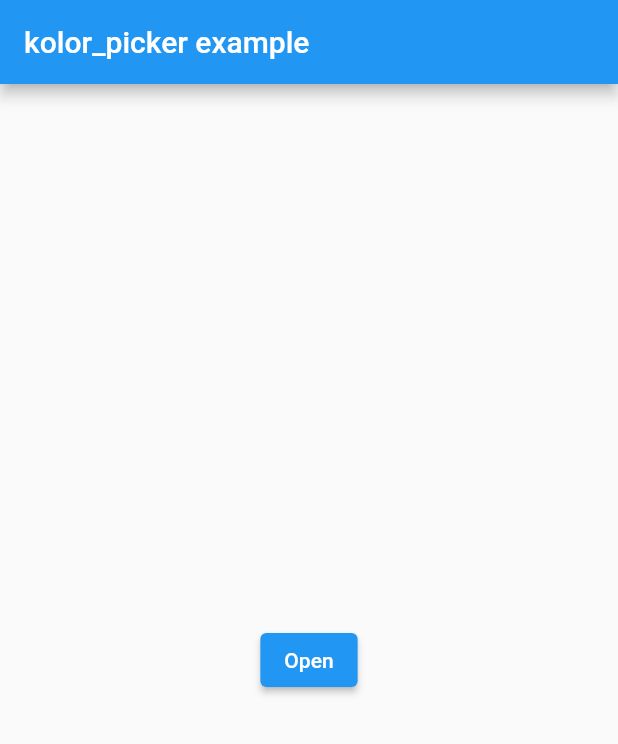
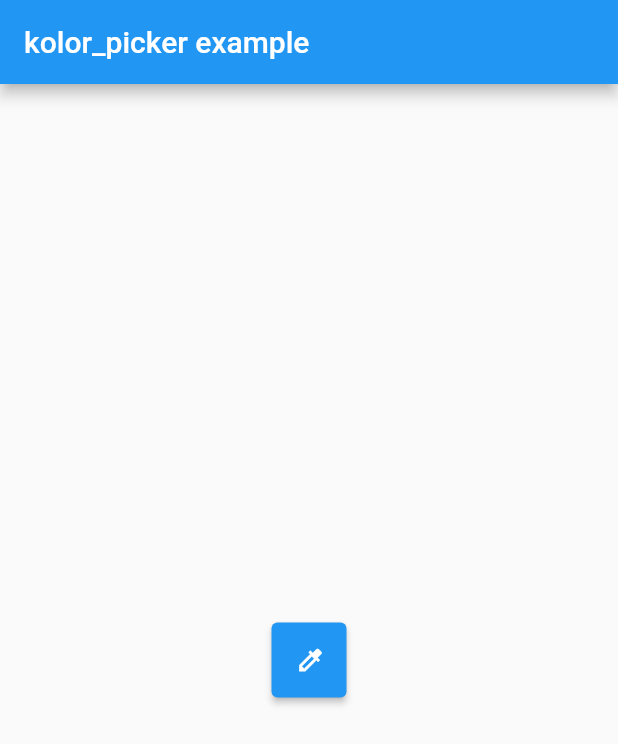
Before and after one commit to kheapps/kolor_picker, a Flutter app: the screen it shows after launch, on a phone screen of 412 x 824 dp. Shown: the top 744 px of the screen. Run offline on Flutter 3.47's test engine with Material 2 defaults, Android fonts, the phone set to English and light mode, and no system bars; missing offline and left inert: dart:ffi.

Commit message:
#13 doc+readme written

```diff
--- a/example/lib/main.dart
+++ b/example/lib/main.dart
@@ -28,7 +28,6 @@ class MyHomePage extends StatefulWidget {
 }
 
 class _MyHomePageState extends State<MyHomePage> {
-  Color _color = Colors.black;
   @override
   Widget build(BuildContext context) {
     return Scaffold(
@@ -36,10 +35,7 @@ class _MyHomePageState extends State<MyHomePage> {
         title: Text(widget.title),
       ),
       body: Center(
-        child: KolorPicker(
-          onComplete: (c) => print("Picked color $c"),
-          initColor: _color,
-        ),
+        child: KolorPicker(onComplete: (c) => print("Picked color $c")),
       ),
     );
   }
--- a/lib/kolor_picker.dart
+++ b/lib/kolor_picker.dart
@@ -5,18 +5,57 @@ import 'package:flutter/material.dart';
 import 'src/picker_modal.dart';
 
 class KolorPicker extends StatelessWidget {
+  /// [KolorPicker] give you the possibility to pick a color RGB values.
+  ///
+  /// It gives you a button that trigger a [BottomSheet] modal in wich
+  /// the user can choose a color. This color can be accessed thank to the
+  /// [onComplete] callback function.
+  ///
+
   const KolorPicker({
     Key? key,
-    this.title,
+    this.width = 50,
+    this.height = 50,
     this.initColor = Colors.black,
+    this.icon,
     this.style,
     @required this.onComplete,
   })  : assert(onComplete != null),
         super(key: key);
 
-  final String? title;
+  /// Set the [width] of the button that trigger the picker.
+  ///
+  final double? width;
+
+  /// Set the [height] of the button that trigger the picker.
+  ///
+  final double? height;
+
+  /// The initial color that is selected
+  ///
+  /// Default value [Colors.black]
+  ///
   final Color initColor;
+
+  /// Set the [icon] of picker button.
+  ///
+  /// Default icon is [Icons.colorize].
+  ///
+  final Icon? icon;
+
+  /// Customize the style of the button that trigger the picker.
+  ///
+  /// Passing a [style] is not required, a default one is already available.
+  ///
   final ButtonStyle? style;
+
+  /// Callback function to return selected color
+  ///
+  /// The [onComplete] function must not be null
+  ///
+  /// Paramaters : [Color c]
+  /// return type void
+  ///
   final void Function(Color)? onComplete;
 
   static const ButtonStyle _defaultStyle = ButtonStyle();
@@ -24,8 +63,20 @@ class KolorPicker extends StatelessWidget {
   @override
   Widget build(BuildContext context) {
     Color _pickedColor = initColor;
-    return ElevatedButton(
-      child: Text(title ?? 'Open'),
+    return Container(
+      width: width,
+      height: height,
+      alignment: Alignment.center,
+      child: ElevatedButton(
+        child: Container(
+          width: double.maxFinite,
+          height: double.maxFinite,
+          child: icon ??
+              Icon(
+                Icons.colorize,
+                size: 20,
+              ),
+        ),
         style: style ?? _defaultStyle,
         onPressed: () {
           showModalBottomSheet(
@@ -46,6 +97,7 @@ class KolorPicker extends StatelessWidget {
             ..onError((e, stackTrace) => _onError(e, stackTrace))
             ..whenComplete(() => _onComplete());
         },
+      ),
     );
   }
 
--- a/lib/src/picker_modal.dart
+++ b/lib/src/picker_modal.dart
@@ -58,7 +58,7 @@ class PickerModal extends StatelessWidget {
             ),
             Expanded(
               child: RGBPicker(
-                initColor: _currentColor,
+                initColor: initColor,
                 onColorChange: (color) {
                   _currentColor = color;
                 },
--- a/lib/src/rgb_picker.dart
+++ b/lib/src/rgb_picker.dart
@@ -10,8 +10,16 @@ class RGBPicker extends StatefulWidget {
   })  : assert(onColorChange != null),
         super(key: key);
 
+  /// The initial color of the picker
+  ///
+  /// Default value [initColor] = [Colors.black]
+  ///
+  final Color initColor;
+
+  /// Callback function [onColorChange]
+  /// is called when users update one of the sliders value.
+  ///
   final void Function(Color)? onColorChange;
-  final Color initColor;
 
   @override
   _RGBPickerState createState() => _RGBPickerState();
--- a/pubspec.yaml
+++ b/pubspec.yaml
@@ -21,7 +21,6 @@ dev_dependencies:
 
 # The following section is specific to Flutter.
 flutter:
-
   # To add assets to your package, add an assets section, like this:
   # assets:
   #   - images/a_dot_burr.jpeg
```
Also changed, not shown: 2 other files. Lines whose indentation alone changed are shown as unchanged.
